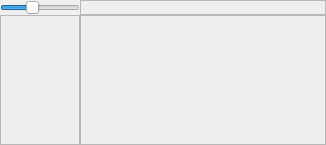
KDE/kdenlive, file src/widgets/timeline_ui.ui: the form before one commit.
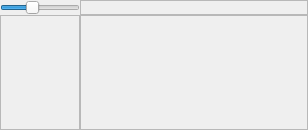
The form after the commit.

Patch:
```diff
--- a/src/widgets/timeline_ui.ui
+++ b/src/widgets/timeline_ui.ui
@@ -5,8 +5,8 @@
    <rect>
     <x>0</x>
     <y>0</y>
-    <width>326</width>
-    <height>145</height>
+    <width>308</width>
+    <height>130</height>
    </rect>
   </property>
   <layout class="QGridLayout" >
```
